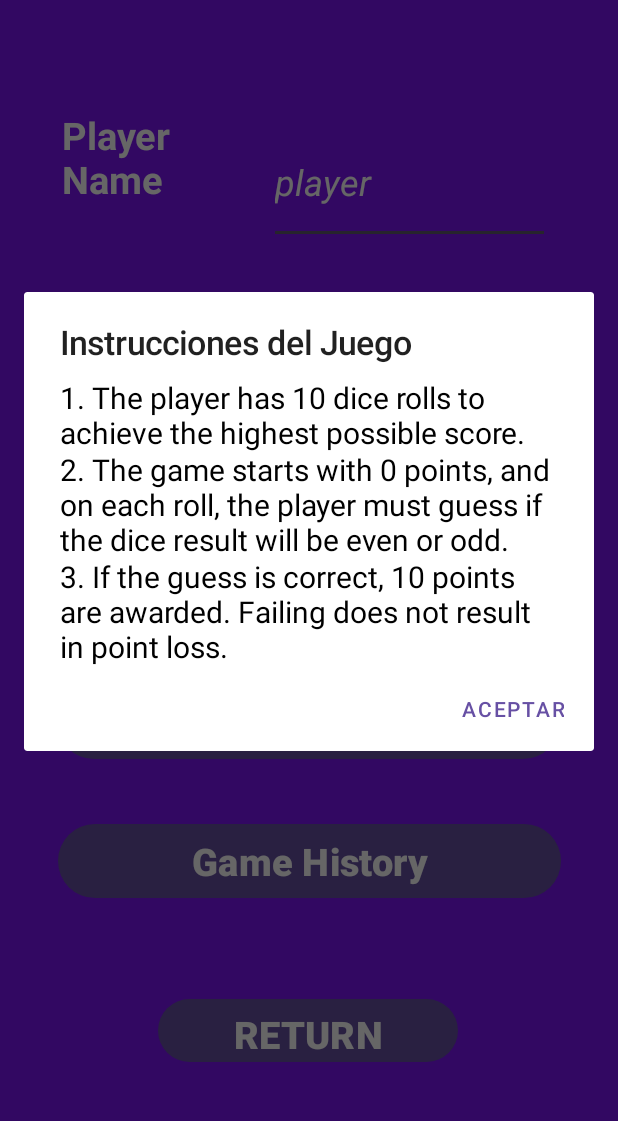
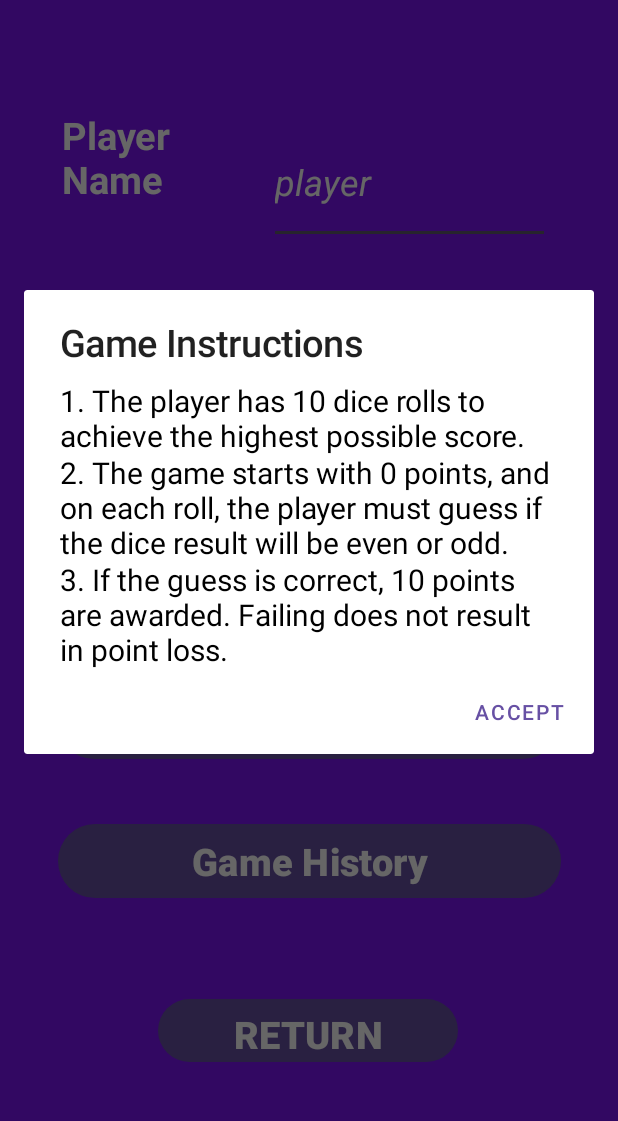
Before and after one commit to nelparajon/PlayDevsApp, an Android app: the SettingsActivity screen opened directly, with no data from a screen before it, after a tap on "Game instructions", on a phone screen of 412 x 824 dp, the part 96-1217 px from its top. Run offline under Robolectric (Android 15) with nearby library versions, the phone set to English and light mode, and no system bars.

Commit message:
corregido título "Instrucciones del juego" y "Aceptar" en los dos idiomas.

```diff
--- a/app/src/main/java/com/playdevsgame/SettingsActivity.kt
+++ b/app/src/main/java/com/playdevsgame/SettingsActivity.kt
@@ -62,13 +62,27 @@ class SettingsActivity : AppCompatActivity() {
             onBackPressed()
         }
     }
-    private fun showInstructionsDialog() {
+
+    fun showInstructionsDialog() {
         val instructions = getString(R.string.instructions)
 
         val alertDialogBuilder = AlertDialog.Builder(this)
-        alertDialogBuilder.setTitle(HtmlCompat.fromHtml("<big>Instrucciones del Juego</big>", HtmlCompat.FROM_HTML_MODE_LEGACY))
-        alertDialogBuilder.setMessage(HtmlCompat.fromHtml(instructions, HtmlCompat.FROM_HTML_MODE_LEGACY))
-        alertDialogBuilder.setPositiveButton("Aceptar") { dialog, _ ->
+        val title = getString(R.string.dialog_title_instructions)
+        val acceptText = getString(R.string.dialog_button_accept)
+
+        alertDialogBuilder.setTitle(
+            HtmlCompat.fromHtml(
+                "<big>$title</big>",
+                HtmlCompat.FROM_HTML_MODE_LEGACY
+            )
+        )
+        alertDialogBuilder.setMessage(
+            HtmlCompat.fromHtml(
+                instructions,
+                HtmlCompat.FROM_HTML_MODE_LEGACY
+            )
+        )
+        alertDialogBuilder.setPositiveButton(acceptText) { dialog, _ ->
             dialog.dismiss()
         }
 
--- a/app/src/main/res/values/strings.xml
+++ b/app/src/main/res/values/strings.xml
@@ -53,6 +53,9 @@
     <string name="volver">RETURN</string>
     <string name="nombre_del_jugador">Player Name</string>
 
+    <string name="dialog_title_instructions">Game Instructions</string>
+    <string name="dialog_button_accept">Accept</string>
+
     <string name="instructions" tools:ignore="StringEscaping">
     <![CDATA[
         <font color=\'#000000\'><big>1. The player has 10 dice rolls to achieve the highest possible score.</big></font><br/>
```
Also changed, not shown: 1 other file.
